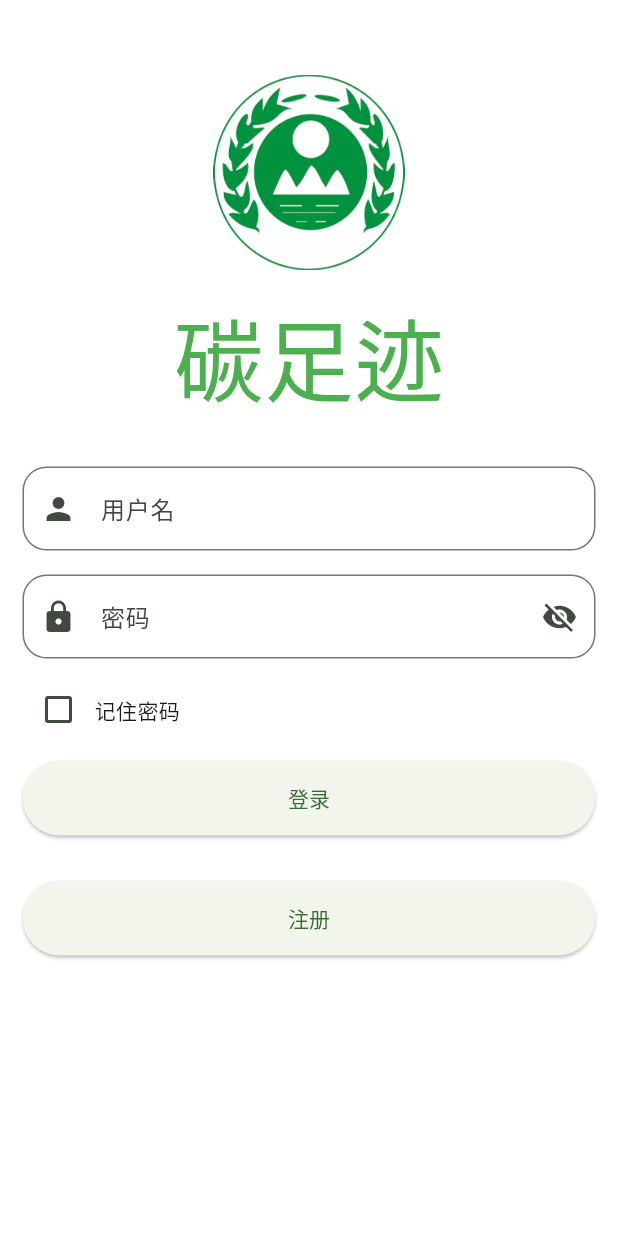
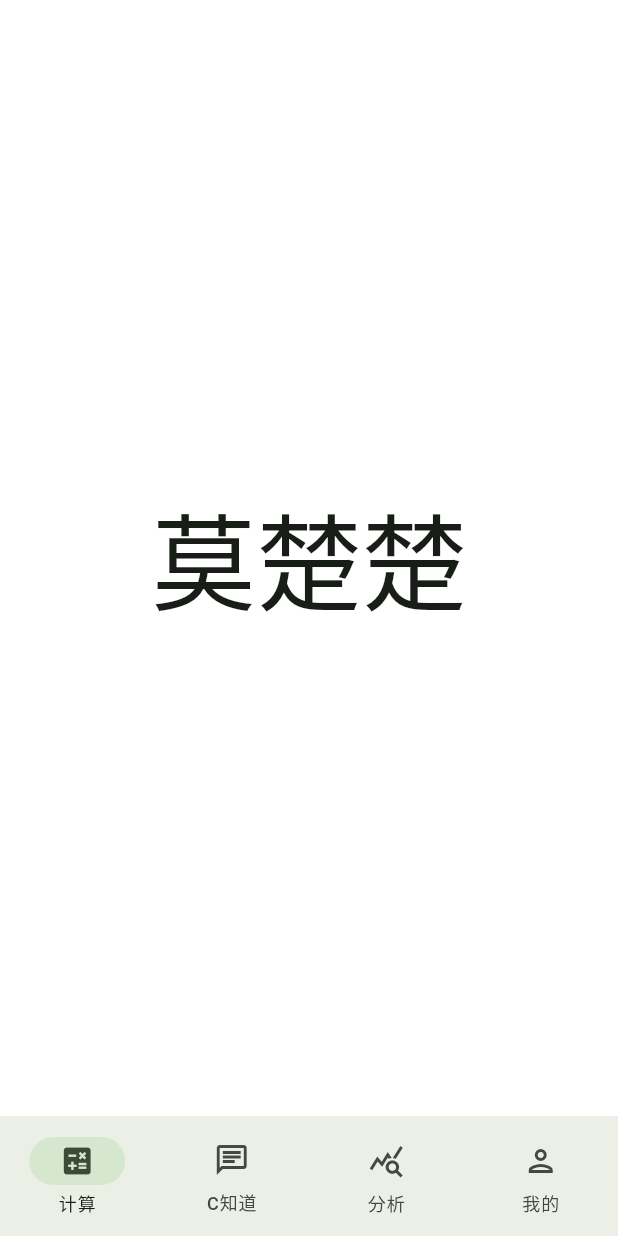
Before and after one commit to 1zhangluo1/CarbonFootprintApp, a Flutter app: the screen it shows after launch, on a phone screen of 412 x 824 dp. Run offline on Flutter 3.47's test engine with Material 3 defaults, Android fonts, the phone set to English and light mode, and no system bars; our stand-ins replace get, shared_preferences; Roboto replaces fonts that are missing (logoIcon).

Commit message:
完成了主页面的大体框架，添加了路由管理模块来管理APP路由之间的跳转

```diff
--- a/lib/main.dart
+++ b/lib/main.dart
@@ -1,7 +1,8 @@
-
-import 'package:carbon_foot_print/ui/login.dart';
+import 'package:carbon_foot_print/routes/route.dart';
+import 'package:carbon_foot_print/ui/home.dart';
 import 'package:flutter/material.dart';
 import 'package:flutter/services.dart';
+import 'package:get/get.dart';
 
 void main() {
   runApp(const MyApp());
@@ -13,15 +14,33 @@ class MyApp extends StatelessWidget {
   // This widget is the root of your application.
   @override
   Widget build(BuildContext context) {
-    return MaterialApp(
+    SystemUiOverlayStyle systemUiOverlayStyle = const SystemUiOverlayStyle(
+        statusBarColor: Colors.transparent,
+        statusBarIconBrightness: Brightness.dark,
+        systemNavigationBarColor: Colors.transparent);
+    SystemChrome.setSystemUIOverlayStyle(systemUiOverlayStyle);
+    SystemChrome.setEnabledSystemUIMode(SystemUiMode.edgeToEdge);
+    // return MaterialApp(
+    //   title: "碳足迹计算器",
+    //   theme: ThemeData(
+    //     useMaterial3: true,
+    //     colorScheme: ColorScheme.fromSeed(
+    //       seedColor: Colors.green,
+    //     ),
+    //   ),
+    //   debugShowCheckedModeBanner: false,
+    //   home: AppRoute.routes,
+    // );
+    return GetMaterialApp(
       title: "碳足迹计算器",
-      theme:
-      ThemeData(useMaterial3: true, colorScheme: ColorScheme.fromSeed(
-        seedColor: Colors.green,
-      ),),
-      color: Colors.white,
+      theme: ThemeData(
+        useMaterial3: true,
+        colorScheme: ColorScheme.fromSeed(
+          seedColor: Colors.green,
+        ),
+      ),
       debugShowCheckedModeBanner: false,
-      home: const LoginPage( enterAfterSuccess: true,),
+      getPages: AppRoute.routes,
     );
   }
 }
--- /dev/null
+++ b/lib/routes/route.dart
@@ -0,0 +1,30 @@
+import 'package:carbon_foot_print/ui/home.dart';
+import 'package:carbon_foot_print/ui/login/login.dart';
+import 'package:carbon_foot_print/ui/login/register.dart';
+import 'package:flutter/cupertino.dart';
+import 'package:get/get_navigation/src/routes/get_route.dart';
+
+class AppRoute {
+
+  static final GlobalKey<NavigatorState> navigatorKey =
+  GlobalKey<NavigatorState>();
+
+  static const String loginPage = "/loginPage";
+  static const String registerPage = "/registerPage";
+  static const String homePage = "/";
+
+  static List<GetPage> routes = [
+    GetPage(
+      name: loginPage,
+      page: () => const LoginPage(enterAfterSuccess: true),
+    ),
+    GetPage(
+      name: registerPage,
+      page: () => const Register(),
+    ),
+    GetPage(
+      name: homePage,
+      page: () => const MainStruct(),
+    )
+  ];
+}
--- /dev/null
+++ b/lib/ui/home.dart
@@ -0,0 +1,72 @@
+import 'package:carbon_foot_print/ui/main_four_page/ai_chat.dart';
+import 'package:carbon_foot_print/ui/main_four_page/analyze_chart.dart';
+import 'package:carbon_foot_print/ui/main_four_page/calculate.dart';
+import 'package:carbon_foot_print/ui/main_four_page/profile.dart';
+import 'package:flutter/material.dart';
+
+class MainStruct extends StatefulWidget {
+  const MainStruct({super.key});
+
+  @override
+  State<MainStruct> createState() => _MainStruct();
+}
+
+class _MainStruct extends State<MainStruct> {
+
+  int selected = 0;
+  PageController pageController = PageController();
+
+  @override
+  Widget build(BuildContext context) {
+    return Scaffold(
+      backgroundColor: Colors.white,
+      body: PageView(
+        physics: const PageScrollPhysics(),
+        onPageChanged: (index) {
+          setState(() {
+            selected = index;
+          });
+        },
+        controller: pageController,
+        children: const [
+          Page111(text: "莫楚楚"),
+          Page112(text: "郑粲然"),
+          Page113(text: "郑秀婷"),
+          Page114(text: "没有了")
+        ],
+      ),
+        bottomNavigationBar: NavigationBar(
+            destinations: const [
+              NavigationDestination(
+                tooltip: '计算',
+                icon: Icon(Icons.calculate_outlined),
+                label: '计算',
+                selectedIcon: Icon(Icons.calculate),
+              ),
+              NavigationDestination(
+                tooltip: 'AI',
+                icon: Icon(Icons.chat_outlined),
+                label: 'C知道',
+                selectedIcon: Icon(Icons.chat),
+              ),
+              NavigationDestination(
+                tooltip: '分析',
+                icon: Icon(Icons.query_stats),
+                label: '分析',
+                selectedIcon: Icon(Icons.query_stats_outlined),
+              ),
+              NavigationDestination(
+                tooltip: '我的',
+                icon: Icon(Icons.person_outlined),
+                label: '我的',
+                selectedIcon: Icon(Icons.person),
+              )
+            ],
+            onDestinationSelected: (index) {
+              pageController.jumpToPage(index);
+            },
+            selectedIndex: selected)
+    );
+  }
+
+}
--- /dev/null
+++ b/lib/ui/main_four_page/calculate.dart
@@ -0,0 +1,21 @@
+import 'package:flutter/cupertino.dart';
+
+class Page111 extends StatefulWidget {
+  const Page111({
+    super.key,
+    required this.text
+  });
+
+  final String text;
+
+  @override
+  _PageState createState() => _PageState();
+
+}
+
+class _PageState extends State<Page111> {
+  @override
+  Widget build(BuildContext context) {
+    return Center(child: Text(widget.text, textScaleFactor: 5));
+  }
+}
--- a/pubspec.yaml
+++ b/pubspec.yaml
@@ -36,6 +36,7 @@ dependencies:
   # Use with the CupertinoIcons class for iOS style icons.
   cupertino_icons: ^1.0.6
   shared_preferences: ^2.2.2
+  get: ^4.3.8
 
 dev_dependencies:
   flutter_test:
```
Also changed, not shown: lib/ui/login/register.dart (added, +19 -0 lines), lib/ui/main_four_page/ai_chat.dart (added, +21 -0 lines), lib/ui/main_four_page/analyze_chart.dart (added, +21 -0 lines), lib/ui/main_four_page/profile.dart (added, +21 -0 lines), lib/ui/login/login.dart (renamed from lib/ui/login.dart), pubspec.lock.
